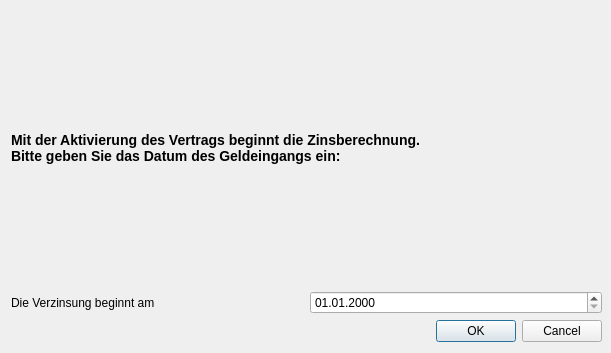
The window that DKV2/askDateDlg.ui (Schachigel/DKV2) describes before a commit, drawn with Qt 5.
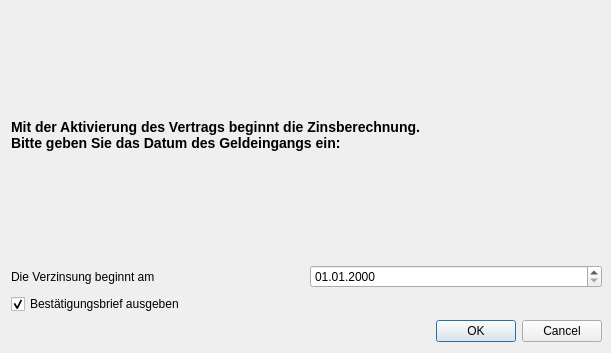
The same window after the commit.

What changed in the file:
```diff
--- a/DKV2/askDateDlg.ui
+++ b/DKV2/askDateDlg.ui
@@ -28,7 +28,7 @@
      <height>331</height>
     </rect>
    </property>
-   <layout class="QVBoxLayout" name="verticalLayout" stretch="7,2,2">
+   <layout class="QVBoxLayout" name="verticalLayout" stretch="7,2,0,2">
     <item>
      <widget class="QLabel" name="lblMsg">
       <property name="text">
@@ -60,6 +60,16 @@
       </item>
      </layout>
     </item>
+    <item>
+     <widget class="QCheckBox" name="cbPrint">
+      <property name="text">
+       <string>Bestätigungsbrief ausgeben</string>
+      </property>
+      <property name="checked">
+       <bool>true</bool>
+      </property>
+     </widget>
+    </item>
     <item>
      <widget class="QDialogButtonBox" name="buttonBox">
       <property name="orientation">
```
